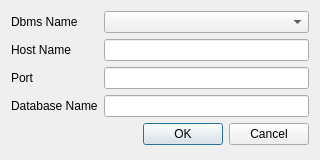
The window that src/Tweedia/open-db.ui (tweedia/Tweedia) describes before a commit, drawn with Qt 5.
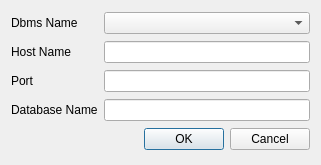
The same window after the commit.

Commit message: Add dbms “PSQLLITE”

```diff
--- a/src/Tweedia/open-db.ui
+++ b/src/Tweedia/open-db.ui
@@ -6,8 +6,8 @@
    <rect>
     <x>0</x>
     <y>0</y>
-    <width>320</width>
-    <height>160</height>
+    <width>321</width>
+    <height>165</height>
    </rect>
   </property>
   <property name="windowTitle">
```
Left out of the diff: 10 changed lines with no effect on the pictures. The commit also changes 2 other files.
